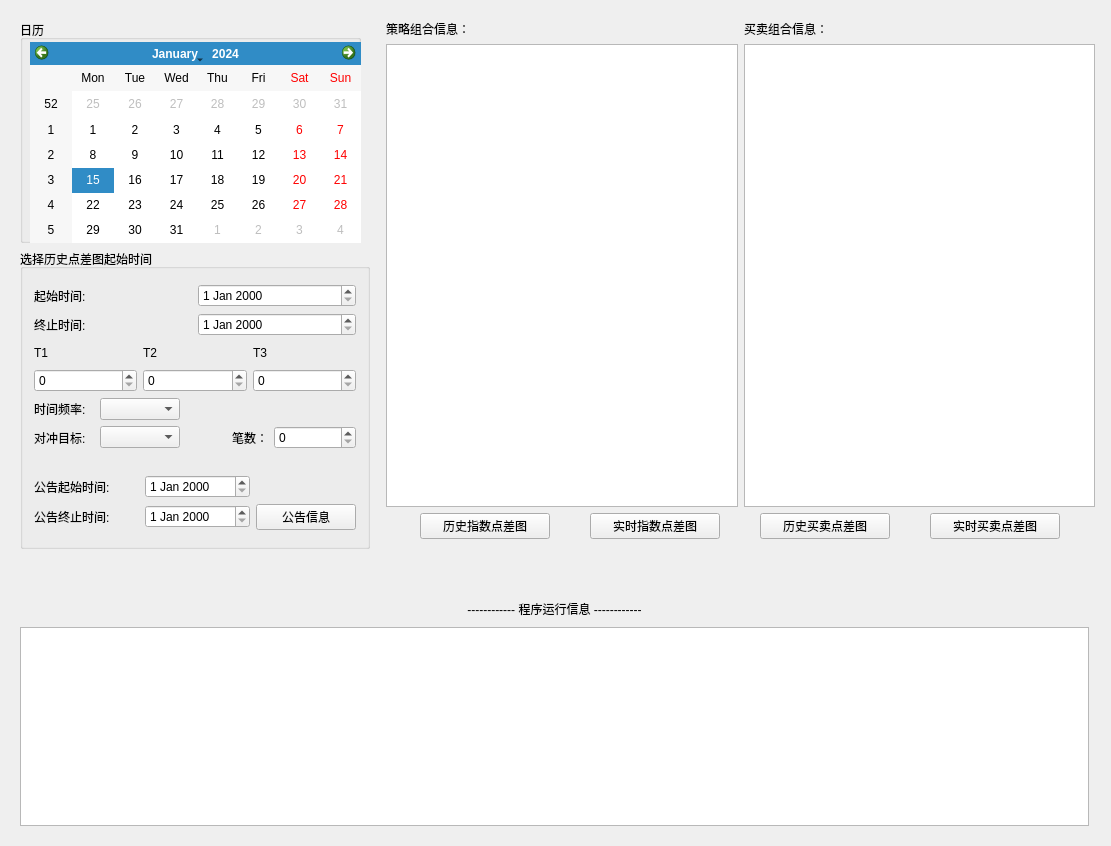
First picture: the form in widget.ui, repository lishengze/QT-study, before the edit.
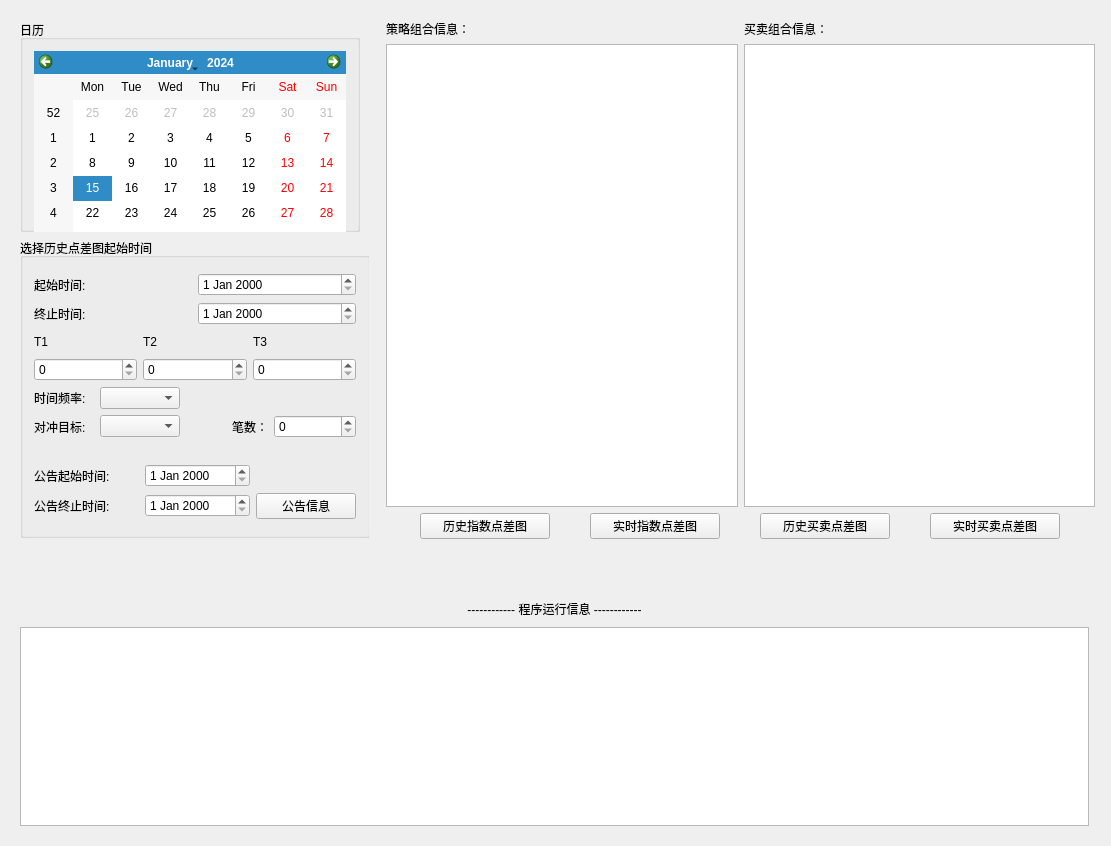
Second picture: the form after the edit.

The edit to the form file:
```diff
--- a/widget.ui
+++ b/widget.ui
@@ -22,13 +22,13 @@
   <property name="windowTitle">
    <string>Widget</string>
   </property>
-  <widget class="QWidget" name="">
+  <widget class="QWidget" name="layoutWidget">
    <property name="geometry">
     <rect>
      <x>9</x>
      <y>9</y>
-     <width>361</width>
-     <height>551</height>
+     <width>360</width>
+     <height>540</height>
     </rect>
    </property>
    <layout class="QVBoxLayout" name="verticalLayout">
@@ -52,15 +52,9 @@
       <property name="title">
        <string>日历</string>
       </property>
+      <layout class="QGridLayout" name="gridLayout_4">
+       <item row="0" column="0">
       <widget class="QCalendarWidget" name="calendarWidget">
-       <property name="geometry">
-        <rect>
-         <x>10</x>
-         <y>22</y>
-         <width>331</width>
-         <height>201</height>
-        </rect>
-       </property>
        <property name="minimumSize">
         <size>
          <width>200</width>
@@ -68,6 +62,8 @@
         </size>
        </property>
       </widget>
+       </item>
+      </layout>
      </widget>
     </item>
     <item>
@@ -286,7 +282,7 @@
     </item>
    </layout>
   </widget>
-  <widget class="QWidget" name="">
+  <widget class="QWidget" name="layoutWidget">
    <property name="geometry">
     <rect>
      <x>375</x>
@@ -415,7 +411,7 @@
     </item>
    </layout>
   </widget>
-  <widget class="QWidget" name="">
+  <widget class="QWidget" name="layoutWidget">
    <property name="geometry">
     <rect>
      <x>9</x>
```
Lines whose indentation alone changed are shown as unchanged.
